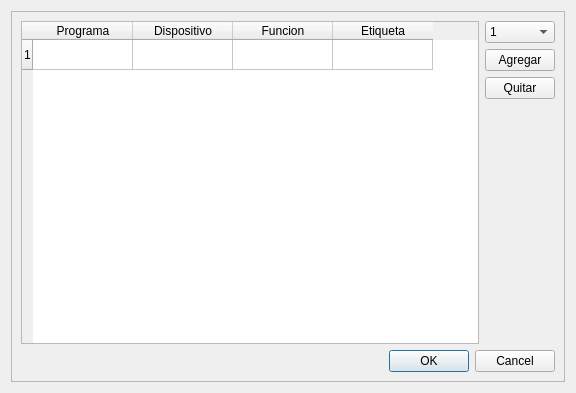
Above: src/tabla/guiTabla-viejo.ui from marcelo21/controlSoldadura-pc before the change. Below: the same form after it.
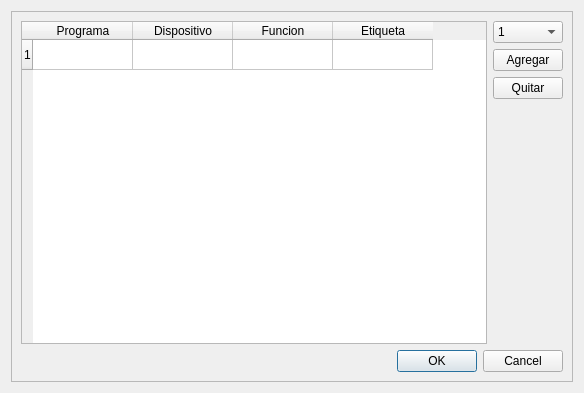
That is the form after the change. Icons and pictures are not drawn.

```diff
--- a/src/tabla/guiTabla-viejo.ui
+++ b/src/tabla/guiTabla-viejo.ui
@@ -6,7 +6,7 @@
    <rect>
     <x>0</x>
     <y>0</y>
-    <width>576</width>
+    <width>584</width>
     <height>393</height>
    </rect>
   </property>
```
